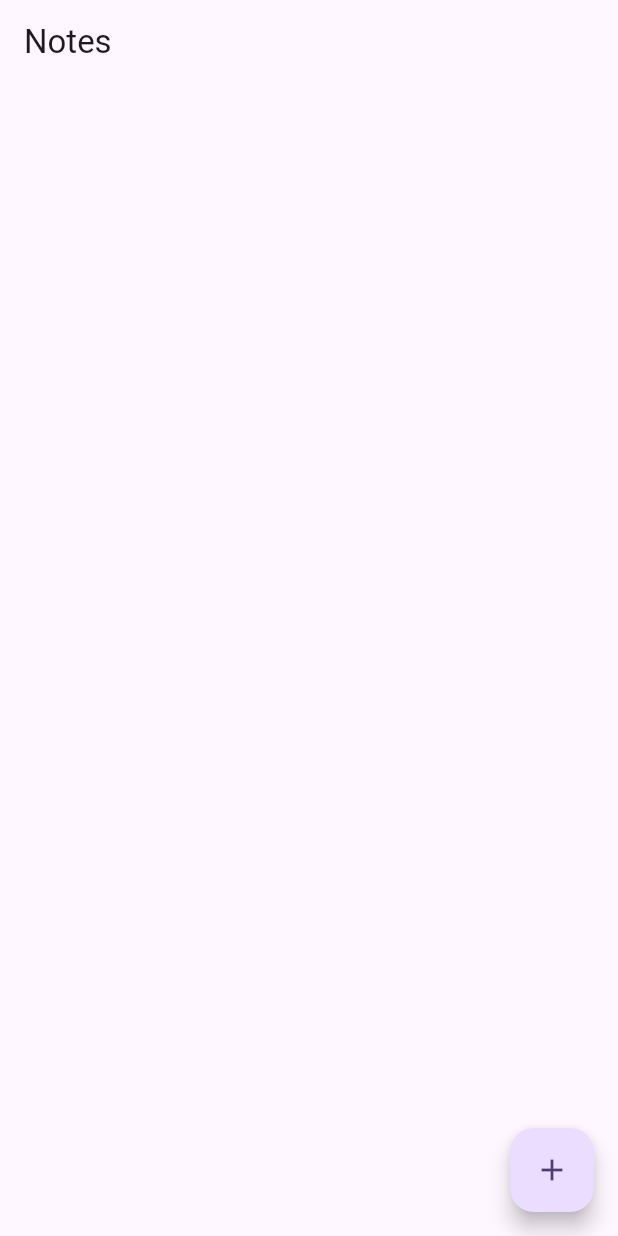
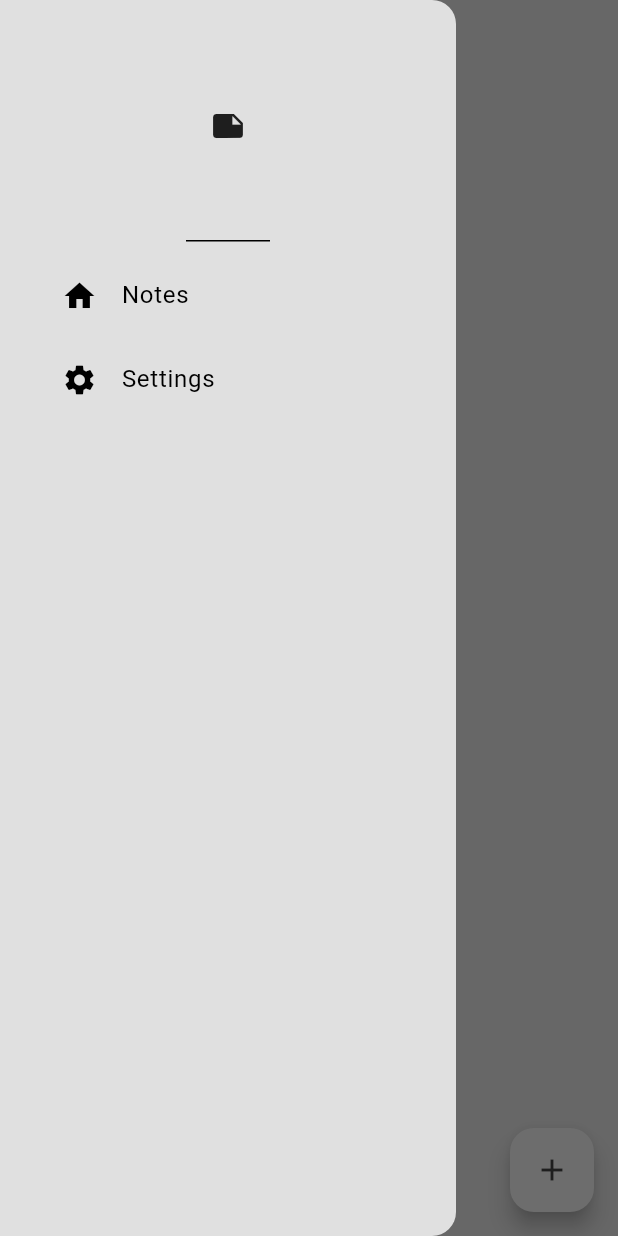
Before and after one commit to ebuka-c/IsarNotes, a Flutter app: the screen it shows after launch, with the side drawer open (before the commit the screen has no drawer), on a phone screen of 412 x 824 dp. Run offline on Flutter 3.47's test engine with Material 3 defaults, Android fonts, the phone set to English and light mode, and no system bars; our stand-ins replace google_fonts, isar, popover; accounts and stored records are empty; generated files the repository leaves out were written again.

Commit message:
themes working fine

```diff
--- /dev/null
+++ b/lib/components/drawer.dart
@@ -0,0 +1,37 @@
+import 'package:flutter/material.dart';
+
+import '../pages/settingsPage.dart';
+import 'drawerTile.dart';
+
+class MyDrawer extends StatelessWidget {
+  const MyDrawer({super.key});
+
+  @override
+  Widget build(BuildContext context) {
+    return Drawer(
+      backgroundColor: Theme.of(context).colorScheme.surface,
+      child: Column(
+        children: [
+          //header
+          const DrawerHeader(child: Icon(Icons.note)),
+          Drawertile(
+              leading: Icons.home,
+              title: 'Notes',
+              onTap: () {
+                Navigator.pop(context);
+              }),
+          Drawertile(
+              leading: Icons.settings,
+              title: 'Settings',
+              onTap: () {
+                Navigator.pop(context);
+                Navigator.push(
+                    context,
+                    MaterialPageRoute(
+                        builder: (context) => const Settingspage()));
+              }),
+        ],
+      ),
+    );
+  }
+}
--- /dev/null
+++ b/lib/components/drawerTile.dart
@@ -0,0 +1,16 @@
+import 'package:flutter/material.dart';
+
+class Drawertile extends StatelessWidget {
+  const Drawertile({super.key, this.leading, required this.title, this.onTap});
+  final IconData? leading;
+  final String title;
+  final void Function()? onTap;
+
+  @override
+  Widget build(BuildContext context) {
+    return Padding(
+      padding: const EdgeInsets.only(left: 25),
+      child: ListTile(leading: Icon(leading), title: Text(title), onTap: onTap),
+    );
+  }
+}
--- a/lib/pages/notes_page.dart
+++ b/lib/pages/notes_page.dart
@@ -1,7 +1,11 @@
 import 'package:flutter/material.dart';
+import 'package:google_fonts/google_fonts.dart';
 import 'package:my_notes/models/note.dart';
 import 'package:my_notes/models/note_database.dart';
 import 'package:provider/provider.dart';
+
+import '../components/drawer.dart';
+import '../components/noteTile.dart';
 
 class NotesPage extends StatefulWidget {
   const NotesPage({super.key});
@@ -26,6 +30,7 @@ class _NotesPageState extends State<NotesPage> {
     showDialog(
         context: context,
         builder: (context) => AlertDialog(
+              backgroundColor: Theme.of(context).colorScheme.primary,
               content: TextField(
                 controller: textController,
                 decoration: const InputDecoration(
@@ -36,12 +41,15 @@ class _NotesPageState extends State<NotesPage> {
               actions: [
                 //create button
                 MaterialButton(
-                    color: Colors.purple[500],
                     textColor: Colors.white,
                     onPressed: () {
-                      context.read<NoteDatabase>().addNote(textController.text);
+                      if (textController.text.isNotEmpty) {
+                        context
+                            .read<NoteDatabase>()
+                            .addNote(textController.text);
                         Navigator.pop(context);
                         textController.clear();
+                      }
                     },
                     child: const Text('Create'))
               ],
@@ -60,8 +68,9 @@ class _NotesPageState extends State<NotesPage> {
     showDialog(
         context: context,
         builder: (context) => AlertDialog(
-              title: Text('Update Note'),
+              title: const Text('Update Note'),
               content: TextField(controller: textController),
+              backgroundColor: Theme.of(context).colorScheme.primary,
               actions: [
                 MaterialButton(
                     onPressed: () {
@@ -92,34 +101,37 @@ class _NotesPageState extends State<NotesPage> {
     //current notes
     List<Note> currentNotes = noteDatabase.currentNotes;
     return Scaffold(
-      appBar: AppBar(title: const Text('Notes')),
+        backgroundColor: Theme.of(context).colorScheme.surface,
+        appBar: AppBar(
+            elevation: 0,
+            backgroundColor: Colors.transparent,
+            foregroundColor: Theme.of(context).colorScheme.inversePrimary),
+        drawer: const MyDrawer(),
         floatingActionButton: FloatingActionButton(
             onPressed: createNote,
-        child: const Icon(Icons.add),
-      ),
-      body: ListView.builder(
+            backgroundColor: Theme.of(context).colorScheme.primary,
+            child: Icon(Icons.add,
+                color: Theme.of(context).colorScheme.inversePrimary)),
+        body: Column(crossAxisAlignment: CrossAxisAlignment.start, children: [
+          Padding(
+              padding: const EdgeInsets.only(left: 25),
+              child: Text('Notes',
+                  style: GoogleFonts.dmSerifDisplay(
+                      fontSize: 48,
+                      color: Theme.of(context).colorScheme.inversePrimary))),
+          Expanded(
+              child: ListView.builder(
                   itemCount: currentNotes.length,
                   itemBuilder: (context, index) {
                     // get individual note
                     final note = currentNotes[index];
                     //list tile ui
-            return ListTile(
-              title: Text(note.text),
-              trailing: Row(
-                mainAxisSize: MainAxisSize.min,
-                children: [
-                  //edit button
-                  IconButton(
-                      onPressed: () => updateNote(note),
-                      icon: const Icon(Icons.edit)),
-                  //delete button
-                  IconButton(
-                      onPressed: () => deleteNote(note.id),
-                      icon: const Icon(Icons.delete))
-                ],
-              ),
+                    return NoteTile(
+                      text: note.text,
+                      onEditPressed: () => updateNote(note),
+                      onDeletePressed: () => deleteNote(note.id),
                     );
-          }),
-    );
+                  }))
+        ]));
   }
 }
--- /dev/null
+++ b/lib/theme/theme.dart
@@ -0,0 +1,17 @@
+import 'package:flutter/material.dart';
+
+var lightMode = ThemeData(
+    brightness: Brightness.light,
+    colorScheme: ColorScheme.light(
+        surface: Colors.grey.shade300,
+        primary: Colors.grey.shade200,
+        secondary: Colors.grey.shade400,
+        inversePrimary: Colors.grey.shade800));
+
+ThemeData darkMode = ThemeData(
+    brightness: Brightness.dark,
+    colorScheme: ColorScheme.dark(
+        surface: const Color.fromARGB(255, 17, 17, 17),
+        primary: Colors.grey.shade900,
+        secondary: Colors.grey.shade700,
+        inversePrimary: Colors.grey.shade300));
--- /dev/null
+++ b/lib/theme/themeProvider.dart
@@ -0,0 +1,29 @@
+import 'package:flutter/material.dart';
+
+import 'theme.dart';
+
+class ThemeProvider with ChangeNotifier {
+  //initially light Theme
+  ThemeData _themeData = lightMode;
+
+  //getter method to access the theme
+  ThemeData get themeData => _themeData;
+
+  //getter method to see if we are in dark mode or not
+  bool get isDarkMode => _themeData == darkMode;
+
+  //setter method to set the new theme
+  set themeData(ThemeData themeData) {
+    _themeData = themeData;
+    notifyListeners();
+  }
+
+  //toggle Theme
+  void toggleTheme() {
+    if (_themeData == lightMode) {
+      themeData = darkMode;
+    } else {
+      themeData = lightMode;
+    }
+  }
+}
--- a/pubspec.yaml
+++ b/pubspec.yaml
@@ -1,5 +1,5 @@
 name: my_notes
-description: "Notes with Isar DB"
+description: "Notes"
 publish_to: 'none' # Remove this line if you wish to publish to pub.dev
 
 version: 1.0.0+1
@@ -17,6 +17,8 @@ dependencies:
   path_provider: ^2.1.2
   json_annotation: ^4.8.1
   provider: ^6.1.2
+  google_fonts:
+  popover:
 
 dev_dependencies:
   flutter_test:
```
Also changed, not shown: lib/components/noteSettings.dart (added, +38 -0 lines), lib/components/noteTile.dart (added, +45 -0 lines), lib/main.dart (+16 -61 lines), lib/pages/settingsPage.dart (added, +43 -0 lines), pubspec.lock. Lines whose indentation alone changed are shown as unchanged.
